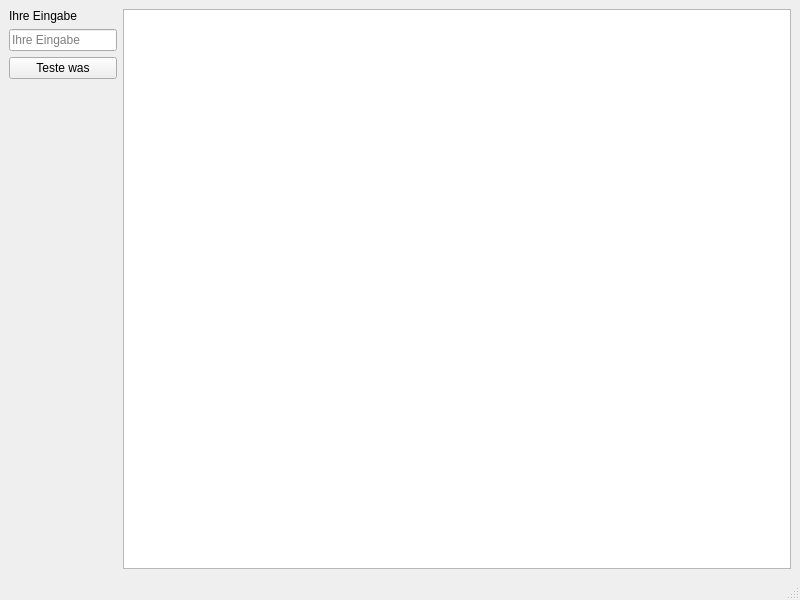
Above: V09/Streetplanner/mainwindow.ui from yzaimoglu/rwth-pi1 before the change. Below: the same form after it.
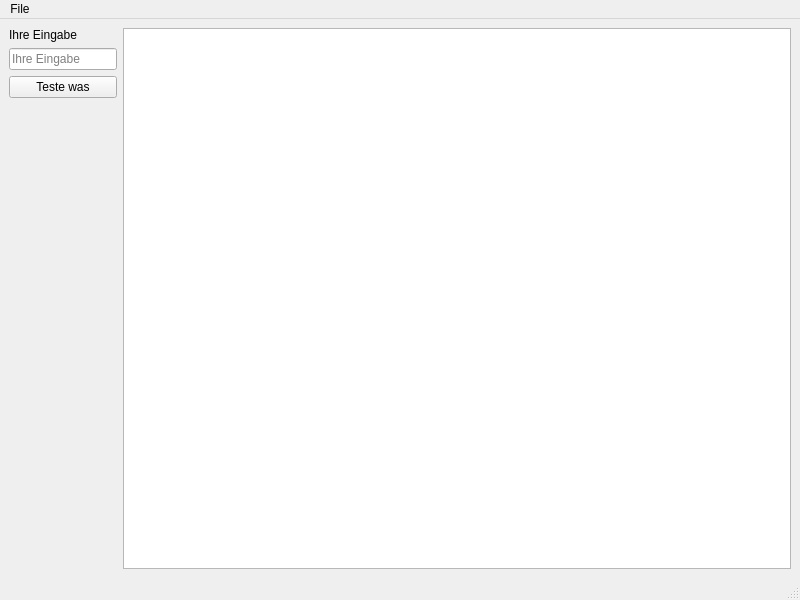
That is the form after the change.

```diff
--- a/V09/Streetplanner/mainwindow.ui
+++ b/V09/Streetplanner/mainwindow.ui
@@ -75,6 +75,16 @@
      <height>24</height>
     </rect>
    </property>
+   <widget class="QMenu" name="menuFile">
+    <property name="title">
+     <string>File</string>
+    </property>
+    <addaction name="actionOpen"/>
+    <addaction name="actionSave"/>
+    <addaction name="separator"/>
+    <addaction name="actionBeenden"/>
+   </widget>
+   <addaction name="menuFile"/>
   </widget>
   <widget class="QStatusBar" name="statusbar"/>
  </widget>
```
Left out of the diff: 24 changed lines with no effect on the pictures.
